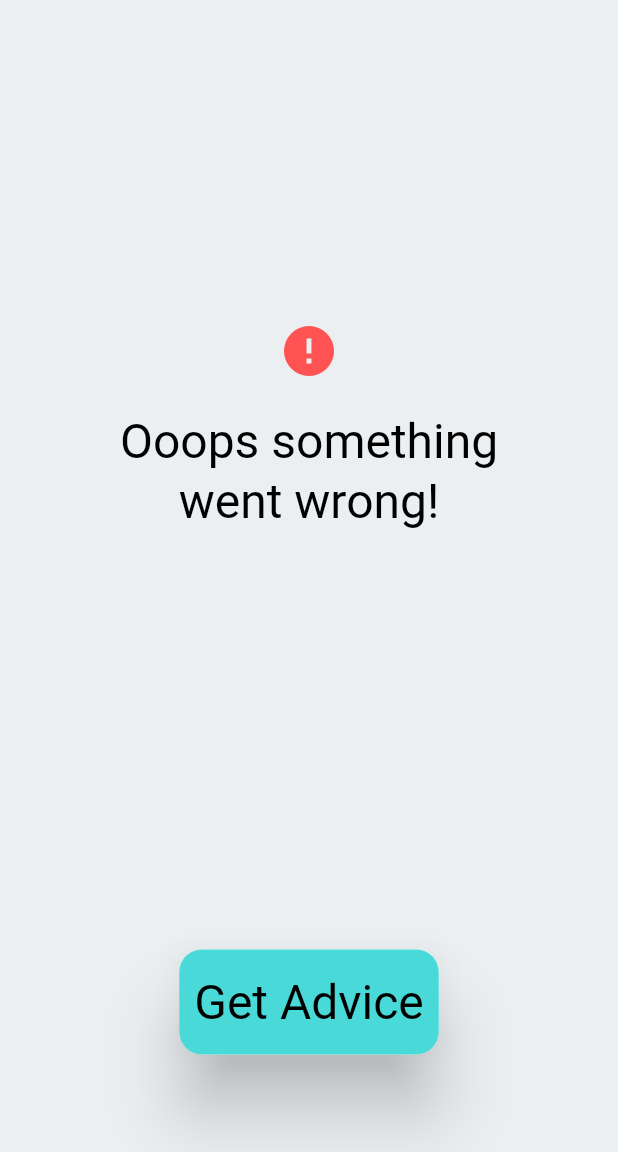
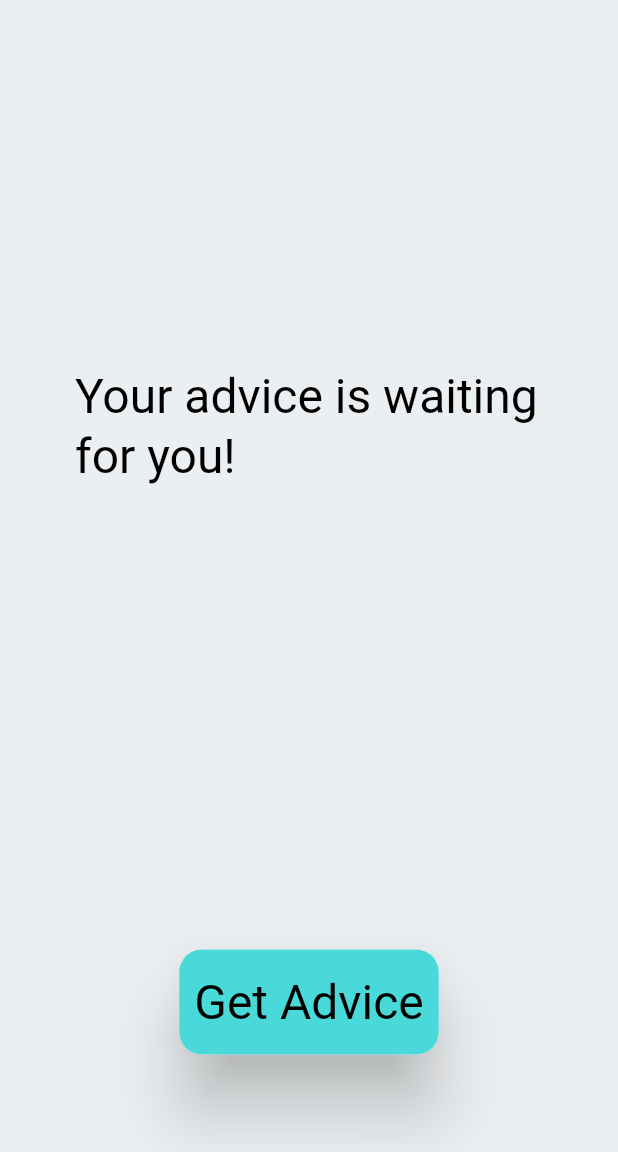
Before and after one commit to mohammaddiari/advisor, a Flutter app: the screen it shows after launch, on a phone screen of 412 x 824 dp, the part 84-1236 px from its top. Run offline on Flutter 3.47's test engine with Material 3 defaults, Android fonts, the phone set to English and light mode, and no system bars; our stand-ins replace flutter_bloc.

Commit message:
Add bloc provider for advice

```diff
--- a/lib/application/pages/advice/advice_page.dart
+++ b/lib/application/pages/advice/advice_page.dart
@@ -1,12 +1,27 @@
 import 'package:flutter/material.dart';
+import 'package:flutter_bloc/flutter_bloc.dart';
 import 'package:provider/provider.dart';
 
 import '../../core/services/theme_service.dart';
+import 'bloc/advisor_bloc.dart';
+import 'widgets/advice_field.dart';
 import 'widgets/custom_button.dart';
 import 'widgets/error_message.dart';
 
-class AdvicePage extends StatelessWidget {
-  const AdvicePage({super.key});
+class AdvisorPageWrapperProvider extends StatelessWidget {
+  const AdvisorPageWrapperProvider({super.key});
+
+  @override
+  Widget build(BuildContext context) {
+    return BlocProvider<AdvisorBloc>(
+      create: (BuildContext context) => AdvisorBloc(),
+      child: const AdvisorPage(),
+    );
+  }
+}
+
+class AdvisorPage extends StatelessWidget {
+  const AdvisorPage({super.key});
 
   @override
   Widget build(BuildContext context) {
@@ -27,25 +42,38 @@ class AdvicePage extends StatelessWidget {
           )
         ],
       ),
-      body: const Padding(
-        padding: EdgeInsets.symmetric(horizontal: 50.0),
+      body: Padding(
+        padding: const EdgeInsets.symmetric(horizontal: 50.0),
         child: Column(
           mainAxisAlignment: MainAxisAlignment.center,
           children: <Widget>[
             Expanded(
               child: Center(
-                child: ErrorMessage(message: 'Ooops something went wrong!'),
-                // child: AdviceField(advice: 'example advice - your day will be good!'),
-                // child: CircularProgressIndicator(
-                //   color: themeData.colorScheme.secondary,
-                // ),
-                // Text(
-                //   'Your Advice is waiting for you!',
-                //   style: themeData.textTheme.headlineLarge,
-                // ),
+                child: BlocBuilder<AdvisorBloc, AdvisorState>(
+                  builder: (BuildContext context, AdvisorState state) {
+                    if (state is AdvisorInitial) {
+                      return Text(
+                        'Your advice is waiting for you!',
+                        style: themeData.textTheme.headlineLarge,
+                      );
+                    } else if (state is AdvisorStateLoading) {
+                      return CircularProgressIndicator(
+                        color: themeData.colorScheme.secondary,
+                      );
+                    } else if (state is AdvisorStateLoaded) {
+                      return AdviceField(advice: state.advice);
+                    } else if (state is AdvisorStateError) {
+                      return Text(state.message);
+                    } else {
+                      return const ErrorMessage(
+                        message: 'Ooops something went wrong!',
+                      );
+                    }
+                  },
+                ),
               ),
             ),
-            SizedBox(
+            const SizedBox(
               height: 200,
               child: Center(
                 child: CustomButton(),
--- a/lib/application/pages/advice/widgets/custom_button.dart
+++ b/lib/application/pages/advice/widgets/custom_button.dart
@@ -1,5 +1,7 @@
-import 'package:flutter/foundation.dart';
 import 'package:flutter/material.dart';
+import 'package:flutter_bloc/flutter_bloc.dart';
+
+import '../bloc/advisor_bloc.dart';
 
 class CustomButton extends StatelessWidget {
   const CustomButton({super.key});
@@ -10,9 +12,7 @@ class CustomButton extends StatelessWidget {
 
     return InkResponse(
       onTap: () {
-        if (kDebugMode) {
-          print('Button pressed - will be implemented later');
-        }
+        BlocProvider.of<AdvisorBloc>(context).add(AdviceRequestedEvent());
       },
       child: Material(
         elevation: 20,
--- a/lib/main.dart
+++ b/lib/main.dart
@@ -7,7 +7,7 @@
 
 void main() {
   runApp(
-    ChangeNotifierProvider(
+    ChangeNotifierProvider<ThemeService>(
       create: (BuildContext context) => ThemeService(),
       child: const MyApp(),
     ),
@@ -28,7 +28,7 @@
         themeMode: themeService.isDarkModeOn ? ThemeMode.dark : ThemeMode.light,
         theme: AppTheme.lightTheme,
         darkTheme: AppTheme.darkTheme,
-        home: const AdvicePage(),
+        home: const AdvisorPageWrapperProvider(),
       );
     });
   }
```
